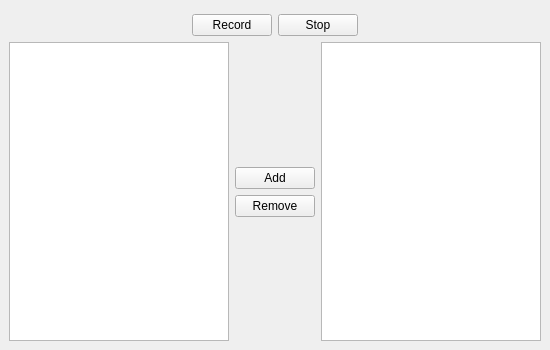
Old version of the form rqt_record/resource/mainwindow.ui in the repository sonia-auv/ros2_rqt_sonia_plugins.
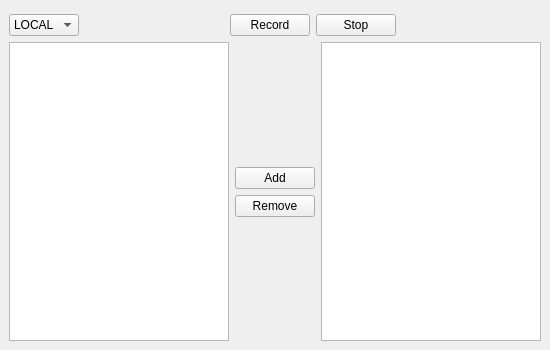
New version of the form.

Commit message: LOG-169: added env choice

Patch:
```diff
--- a/rqt_record/resource/mainwindow.ui
+++ b/rqt_record/resource/mainwindow.ui
@@ -51,6 +51,34 @@
     </item>
     <item>
      <layout class="QHBoxLayout" name="horizontalLayout">
+      <item>
+       <widget class="QComboBox" name="envChoice">
+       <property name="editable">
+        <bool>false</bool>
+        </property>
+       <property name="currentText">
+        <string>LOCAL</string>
+        </property>
+        <property name="placeholderText" stdset="0">
+        <string/>
+        </property>
+        <item>
+        <property name="text">
+        <string>LOCAL</string>
+        </property>
+        </item>
+        <item>
+        <property name="text">
+        <string>AUV8</string>
+        </property>
+        </item>
+        <item>
+        <property name="text">
+        <string>LITE1</string>
+        </property>
+        </item>
+       </widget>
+      </item>
       <item>
        <spacer name="horizontalSpacer">
         <property name="orientation">
```
